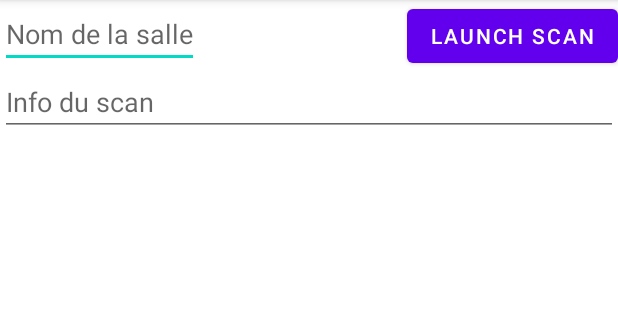
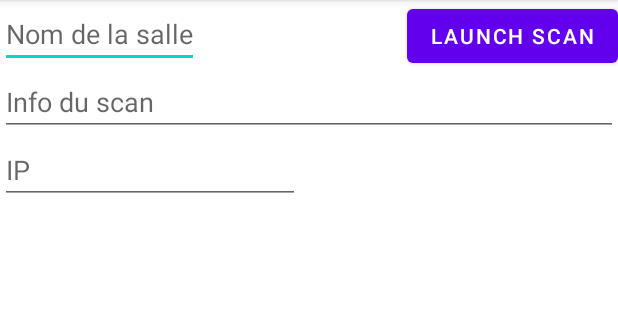
Before and after one commit to dptinfoutln/LPSCampus, an Android app: the AjoutData screen opened directly, with no data from a screen before it, on a phone screen of 412 x 824 dp, the part 84-404 px from its top. Run offline under Robolectric (Android 15) with nearby library versions, the phone set to English and light mode, and no system bars.

Commit message:
ajout de champs de texte + légères modifications

```diff
--- a/Code/Android/WifiScan/app/src/main/java/com/univtln/univTlnLPS/client/Client.java
+++ b/Code/Android/WifiScan/app/src/main/java/com/univtln/univTlnLPS/client/Client.java
@@ -17,8 +17,8 @@ import java.util.List;
 
 public class Client {
 
-    //10.9.187.14
-    public static String uri = "http://10.21.74.229:5000/position";
+    public static String uri1 = "http://";
+    public static String uri2 = ":5000/position";
     public static String get(String uri, JSONObject obj){
         HttpURLConnection urlConnection = null;
         String res = "";
--- a/Code/Android/WifiScan/app/src/main/java/com/univtln/univTlnLPS/ihm/AjoutData.java
+++ b/Code/Android/WifiScan/app/src/main/java/com/univtln/univTlnLPS/ihm/AjoutData.java
@@ -30,6 +30,7 @@ public class AjoutData extends AppCompatActivity implements Runnable{
     private ScanListAdapter adapter;
 
     private EditText editTxt, editTxtInfo;
+    private EditText ipTxt;
 
     @Override
     protected void onCreate(Bundle savedInstanceState) {
@@ -44,6 +45,7 @@ public class AjoutData extends AppCompatActivity implements Runnable{
 
         editTxt = findViewById(R.id.nomDeLaSalle);
         editTxtInfo = findViewById(R.id.motDePasse);
+        ipTxt = findViewById(R.id.ip2);
     }
 
     Button btn;
@@ -135,7 +137,7 @@ public class AjoutData extends AppCompatActivity implements Runnable{
         try {
             res = Client.convertScan(wifiScan.getResults());
             mess = res.toString();
-            Client.get(Client.uri, res);
+            Client.get(Client.uri1 + ipTxt.getText().toString() + Client.uri2, res);
         } catch (JSONException e) {
             e.printStackTrace();
         }
--- a/Code/Android/WifiScan/app/src/main/java/com/univtln/univTlnLPS/ihm/AjoutDataPourSalle.java
+++ b/Code/Android/WifiScan/app/src/main/java/com/univtln/univTlnLPS/ihm/AjoutDataPourSalle.java
@@ -30,6 +30,7 @@ public class AjoutDataPourSalle extends AppCompatActivity implements Runnable {
     private ScanListAdapter adapter;
 
     private EditText editTxt, editTxtInfo;
+    private EditText ipTxt;
 
     @Override
     protected void onCreate(Bundle savedInstanceState) {
@@ -44,6 +45,8 @@ public class AjoutDataPourSalle extends AppCompatActivity implements Runnable {
 
         editTxt = findViewById(R.id.nomDeLaSalle);
         editTxtInfo = findViewById(R.id.motDePasse);
+
+        ipTxt = findViewById(R.id.ip3);
     }
 
     Button btn;
@@ -135,7 +138,7 @@ public class AjoutDataPourSalle extends AppCompatActivity implements Runnable {
         try {
             res = Client.convertScan(wifiScan.getResults());
             mess = res.toString();
-            Client.get(Client.uri, res);
+            Client.get(Client.uri1 + ipTxt.getText().toString() + Client.uri2, res);
         } catch (JSONException e) {
             e.printStackTrace();
         }
--- a/Code/Android/WifiScan/app/src/main/java/com/univtln/univTlnLPS/ihm/SeLocaliser.java
+++ b/Code/Android/WifiScan/app/src/main/java/com/univtln/univTlnLPS/ihm/SeLocaliser.java
@@ -6,6 +6,7 @@ import android.net.wifi.ScanResult;
 import android.os.Bundle;
 import android.view.View;
 import android.widget.Button;
+import android.widget.EditText;
 import android.widget.TextView;
 import android.widget.Toast;
 
@@ -22,12 +23,15 @@ public class SeLocaliser extends AppCompatActivity implements Runnable{
     private WifiScan wifiScan;
     private Button btn;
 
+    private EditText ipTxt;
+
     @Override
     protected void onCreate(Bundle savedInstanceState) {
         super.onCreate(savedInstanceState);
         setContentView(R.layout.activity_se_localiser);
 
         wifiScan = new WifiScan(this);
+        ipTxt = findViewById(R.id.ip);
     }
 
     public void seLocaliser(View v){
@@ -76,7 +80,7 @@ public class SeLocaliser extends AppCompatActivity implements Runnable{
         String position = "";
         try {
             res = Client.convertScan(wifiScan.getResults());
-            position = Client.get(Client.uri, res);
+            position = Client.get(Client.uri1 + ipTxt.getText().toString() + Client.uri2, res);
         } catch (JSONException e) {
             e.printStackTrace();
         }
--- a/Code/Android/WifiScan/app/src/main/res/layout/ajout_data.xml
+++ b/Code/Android/WifiScan/app/src/main/res/layout/ajout_data.xml
@@ -27,10 +27,18 @@
         android:hint="Info du scan"
         android:text=""/>
 
+    <EditText
+        android:id="@+id/ip2"
+        android:layout_width="200sp"
+        android:layout_height="wrap_content"
+        android:layout_below="@id/motDePasse"
+        android:textColor="#8C8A8A"
+        android:hint="IP" />
+
     <ListView
         android:layout_width="match_parent"
         android:layout_height="match_parent"
-        android:layout_below="@id/motDePasse"
+        android:layout_below="@id/ip2"
         android:id="@+id/scanList"/>
 
 </RelativeLayout>
```
Also changed, not shown: Code/Android/WifiScan/app/src/main/res/layout/activity_ajout_data_pour_salle.xml (+9 -1 lines), Code/Android/WifiScan/app/src/main/res/layout/activity_se_localiser.xml (+8 -0 lines).
